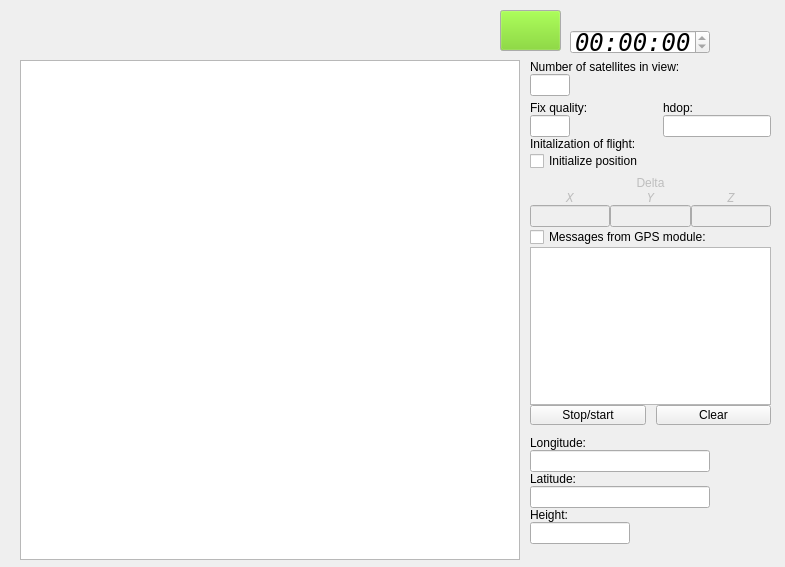
Mitteau/crazyflie-clients-python, file src/cfclient/ui/tabs/gpsTab.ui: the form before one commit.
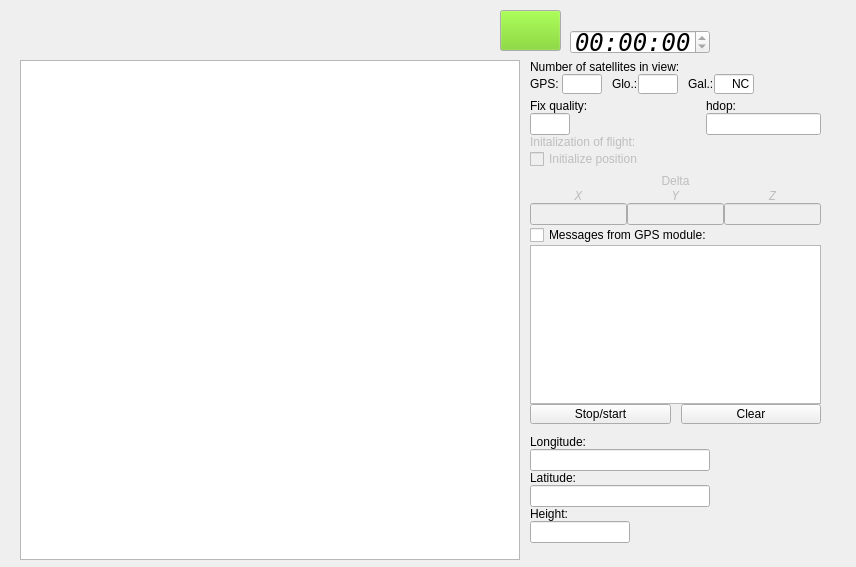
The form after the commit.

Commit message:
Gestion des écarts après initialisation de la position Initialisation seulement si le fixing a été obtenu
 Sur la branche etape5
 Modifications qui seront validées :
	modifié :         src/cfclient/ui/tabs/GpsTab.py
	modifié :         src/cfclient/ui/tabs/gpsTab.ui

```diff
--- a/src/cfclient/ui/tabs/gpsTab.ui
+++ b/src/cfclient/ui/tabs/gpsTab.ui
@@ -6,7 +6,7 @@
    <rect>
     <x>0</x>
     <y>0</y>
-    <width>785</width>
+    <width>856</width>
     <height>567</height>
    </rect>
   </property>
@@ -43,7 +43,7 @@
     <rect>
      <x>530</x>
      <y>60</y>
-     <width>241</width>
+     <width>291</width>
      <height>491</height>
     </rect>
    </property>
@@ -62,20 +62,158 @@
      </widget>
     </item>
     <item>
-     <widget class="QLineEdit" name="_nbr_locked_sats">
-      <property name="maximumSize">
-       <size>
-        <width>40</width>
-        <height>16777215</height>
-       </size>
+     <layout class="QHBoxLayout" name="horizontalLayout_2">
+      <property name="topMargin">
+       <number>0</number>
       </property>
-      <property name="alignment">
-       <set>Qt::AlignRight|Qt::AlignTrailing|Qt::AlignVCenter</set>
-      </property>
-      <property name="readOnly">
-       <bool>true</bool>
-      </property>
-     </widget>
+      <item>
+       <widget class="QLabel" name="label_12">
+        <property name="maximumSize">
+         <size>
+          <width>35</width>
+          <height>16777215</height>
+         </size>
+        </property>
+        <property name="text">
+         <string>GPS: </string>
+        </property>
+       </widget>
+      </item>
+      <item>
+       <widget class="QLineEdit" name="_g_nbr_locked_sats">
+        <property name="minimumSize">
+         <size>
+          <width>40</width>
+          <height>20</height>
+         </size>
+        </property>
+        <property name="maximumSize">
+         <size>
+          <width>35</width>
+          <height>20</height>
+         </size>
+        </property>
+        <property name="alignment">
+         <set>Qt::AlignRight|Qt::AlignTrailing|Qt::AlignVCenter</set>
+        </property>
+        <property name="readOnly">
+         <bool>true</bool>
+        </property>
+       </widget>
+      </item>
+      <item>
+       <spacer name="horizontalSpacer_4">
+        <property name="orientation">
+         <enum>Qt::Horizontal</enum>
+        </property>
+        <property name="sizeType">
+         <enum>QSizePolicy::Fixed</enum>
+        </property>
+        <property name="sizeHint" stdset="0">
+         <size>
+          <width>10</width>
+          <height>20</height>
+         </size>
+        </property>
+       </spacer>
+      </item>
+      <item>
+       <widget class="QLabel" name="label_14">
+        <property name="maximumSize">
+         <size>
+          <width>35</width>
+          <height>16777215</height>
+         </size>
+        </property>
+        <property name="text">
+         <string>Glo.:</string>
+        </property>
+       </widget>
+      </item>
+      <item>
+       <widget class="QLineEdit" name="_l_nbr_locked_sats">
+        <property name="minimumSize">
+         <size>
+          <width>40</width>
+          <height>20</height>
+         </size>
+        </property>
+        <property name="maximumSize">
+         <size>
+          <width>35</width>
+          <height>20</height>
+         </size>
+        </property>
+        <property name="alignment">
+         <set>Qt::AlignRight|Qt::AlignTrailing|Qt::AlignVCenter</set>
+        </property>
+       </widget>
+      </item>
+      <item>
+       <spacer name="horizontalSpacer_3">
+        <property name="orientation">
+         <enum>Qt::Horizontal</enum>
+        </property>
+        <property name="sizeType">
+         <enum>QSizePolicy::Fixed</enum>
+        </property>
+        <property name="sizeHint" stdset="0">
+         <size>
+          <width>10</width>
+          <height>20</height>
+         </size>
+        </property>
+       </spacer>
+      </item>
+      <item>
+       <widget class="QLabel" name="label_13">
+        <property name="maximumSize">
+         <size>
+          <width>35</width>
+          <height>16777215</height>
+         </size>
+        </property>
+        <property name="text">
+         <string>Gal.:</string>
+        </property>
+       </widget>
+      </item>
+      <item>
+       <widget class="QLineEdit" name="_gl_nbr_locked_sats">
+        <property name="minimumSize">
+         <size>
+          <width>40</width>
+          <height>20</height>
+         </size>
+        </property>
+        <property name="maximumSize">
+         <size>
+          <width>35</width>
+          <height>20</height>
+         </size>
+        </property>
+        <property name="text">
+         <string>NC</string>
+        </property>
+        <property name="alignment">
+         <set>Qt::AlignRight|Qt::AlignTrailing|Qt::AlignVCenter</set>
+        </property>
+       </widget>
+      </item>
+      <item>
+       <spacer name="horizontalSpacer_5">
+        <property name="orientation">
+         <enum>Qt::Horizontal</enum>
+        </property>
+        <property name="sizeHint" stdset="0">
+         <size>
+          <width>40</width>
+          <height>20</height>
+         </size>
+        </property>
+       </spacer>
+      </item>
+     </layout>
     </item>
     <item>
      <layout class="QGridLayout" name="gridLayout">
@@ -141,6 +279,9 @@
     </item>
     <item>
      <widget class="QLabel" name="label_3">
+      <property name="enabled">
+       <bool>false</bool>
+      </property>
       <property name="text">
        <string>Initalization of flight: </string>
       </property>
@@ -151,6 +292,9 @@
     </item>
     <item>
      <widget class="QCheckBox" name="_init">
+      <property name="enabled">
+       <bool>false</bool>
+      </property>
       <property name="text">
        <string>Initialize position</string>
       </property>
```
The commit also changes 1 other file.
